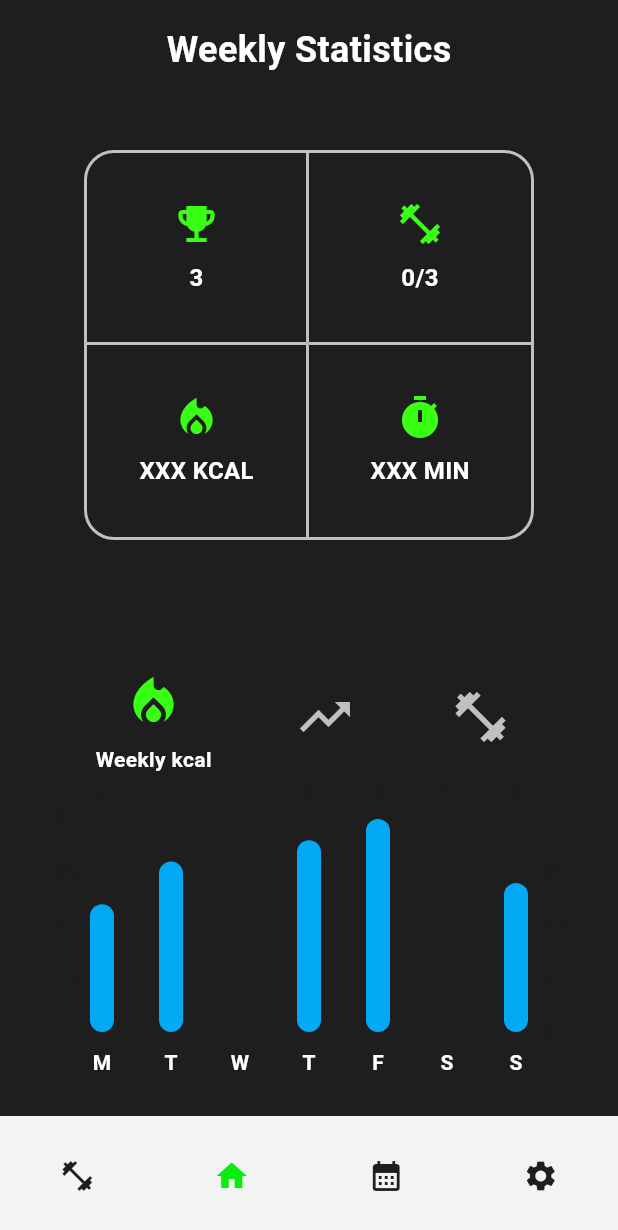
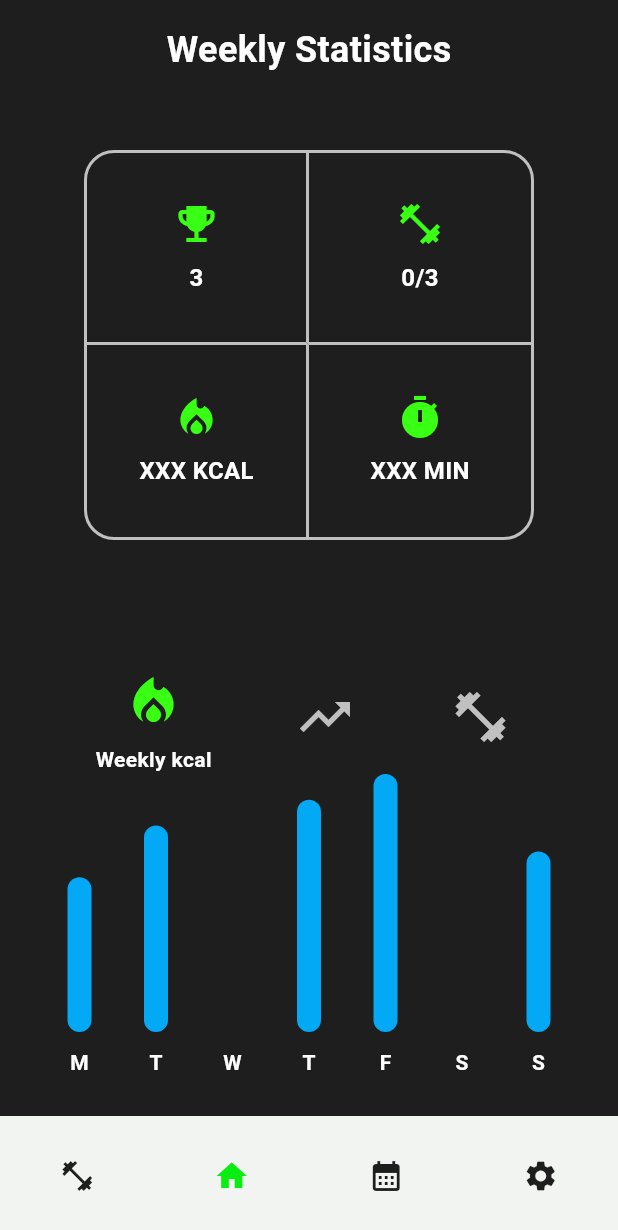
Before and after one commit to TakeOff30/fit_rep, a Flutter app: the screen it shows after launch, item 2 of the bottom bar chosen, on a phone screen of 412 x 824 dp. Shown: the top 1230 px of the screen. Run offline on Flutter 3.47's test engine with Material 3 defaults, Android fonts, the phone set to English and light mode, and no system bars; drawn by our look-alikes of fl_chart.

Commit message:
fixed bar chart from stats screen

```diff
--- a/lib/screens/home_screen.dart
+++ b/lib/screens/home_screen.dart
@@ -108,15 +108,33 @@ class _HomeScreenState extends State<HomeScreen> {
                       borderData: FlBorderData(show: false),
                       titlesData: FlTitlesData(
                         show: true,
+                        topTitles: AxisTitles(
+                          sideTitles: SideTitles(showTitles: false),
+                        ),
+                        rightTitles: AxisTitles(
+                          sideTitles: SideTitles(showTitles: false),
+                        ),
+                        leftTitles: AxisTitles(
+                          sideTitles: SideTitles(showTitles: false),
+                        ),
                         bottomTitles: AxisTitles(
                           sideTitles: SideTitles(
                             showTitles: true,
                             reservedSize: 40,
                             getTitlesWidget: (value, meta) {
-                      final titles = ['M', 'T', 'W', 'T', 'F', 'S', 'S'];
+                              final titles = [
+                                'M',
+                                'T',
+                                'W',
+                                'T',
+                                'F',
+                                'S',
+                                'S'
+                              ];
                               return Padding(
                                 padding: const EdgeInsets.only(top: 10),
-                      child: Text(titles[value.toInt() % titles.length],
+                                child: Text(
+                                    titles[value.toInt() % titles.length],
                                     style: TextStyle(
                                         color: Colors.white,
                                         fontWeight: FontWeight.bold,
@@ -127,10 +145,11 @@ class _HomeScreenState extends State<HomeScreen> {
                           ),
                         ),
                       ),
+
                       groupsSpace:
-                    30, // Aumentato lo spazio tra i gruppi di barre
+                          35, // Space Between the groups of bars (default: 16)
                       alignment: BarChartAlignment
-                    .center, // Modificato per utilizzare l'allineamento che permette l'uso di groupsSpace
+                          .center, // Alignment of the bars in the group
                       barTouchData: BarTouchData(
                         enabled: true,
                         touchTooltipData: BarTouchTooltipData(
```
Lines whose indentation alone changed are shown as unchanged.
